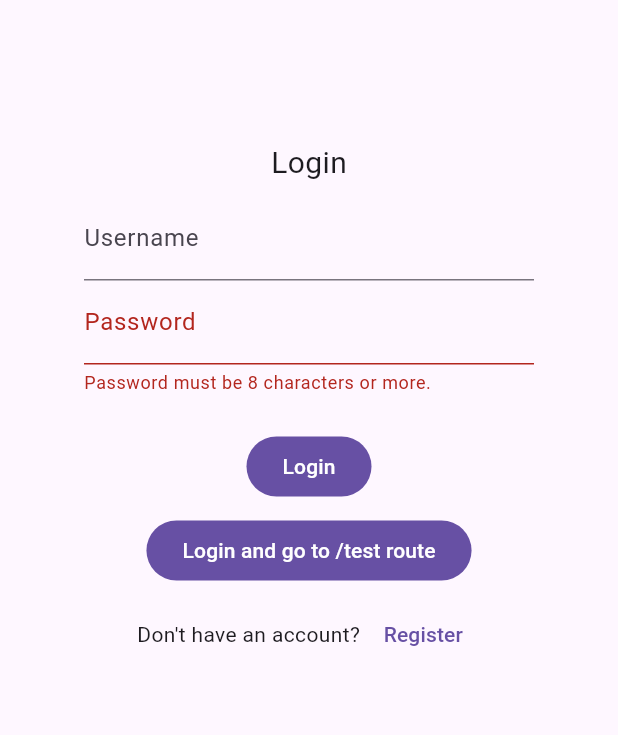
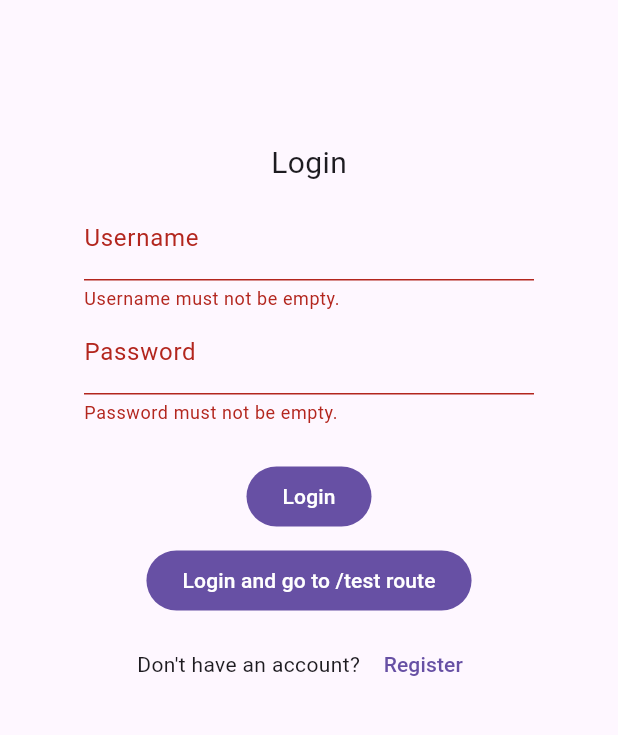
Before and after one commit to Orca-175/it312-final-project, a Flutter app: the screen it shows after launch, after a tap on "Login", on a phone screen of 412 x 824 dp, the part 63-798 px from its top. Run offline on Flutter 3.47's test engine with Material 3 defaults, Android fonts, the phone set to English and light mode, and no system bars; our stand-ins replace flutter_riverpod, go_router, riverpod_annotation; generated files the repository leaves out were written again.

Commit message:
Add additional validation to login and registration

```diff
--- a/lib/pages/login.dart
+++ b/lib/pages/login.dart
@@ -35,6 +35,12 @@ class _LoginState extends State<Login> {
                 onSaved: (value) {
                   _username = value!;
                 },
+                validator: (value) {
+                  if (value == '') {
+                    return 'Username must not be empty.';
+                  }
+                  return null;
+                }
               ),
               TextFormField(
                 obscureText: true,
@@ -44,7 +50,9 @@ class _LoginState extends State<Login> {
                   _password = value!;
                 },
                 validator: (value) {
-                  if (value!.length < 8) {
+                  if (value == '') {
+                    return 'Password must not be empty.';
+                  } else if (value!.length < 8) {
                     return 'Password must be 8 characters or more.';
                   }
                   return null;
--- a/lib/pages/register.dart
+++ b/lib/pages/register.dart
@@ -15,7 +15,6 @@ class _RegisterState extends State<Register> {
   final _registerGlobalKey = GlobalKey<FormState>();
   String _username = '';
   String _password = '';
-  String _confirmPassword = '';
 
   @override
   Widget build(BuildContext context) {
@@ -34,6 +33,12 @@ class _RegisterState extends State<Register> {
                 onSaved: (value) {
                   _username = value!;
                 },
+                validator: (value) {
+                  if (value == '') {
+                    return 'Username must not be empty.';
+                  }
+                  return null;
+                },
               ),
               TextFormField(
                 obscureText: true,
@@ -41,7 +46,9 @@ class _RegisterState extends State<Register> {
                 onChanged: (value) => _password = value,
                 onSaved: (value) => _password = value!,
                 validator: (value) {
-                  if (value!.length < 8) {
+                  if (value == '') {
+                    return 'Password must not be empty.';
+                  } else if (value!.length < 8) {
                     return 'Password must be 8 characters or more.';
                   }
                   return null;
@@ -50,10 +57,9 @@ class _RegisterState extends State<Register> {
               TextFormField(
                 obscureText: true,
                 decoration: const InputDecoration(label: Text(('Confirm Password'))),
-                onSaved: (value) => _confirmPassword = value!,
                 validator: (value) {
                   if (_password != value) {
-                    return 'Confirm Password must match Password.';
+                    return 'Confirm Password does not match Password.';
                   }
                   return null;
                 },
```
Also changed, not shown: lib/tests/test.dart (+8 -8 lines).
